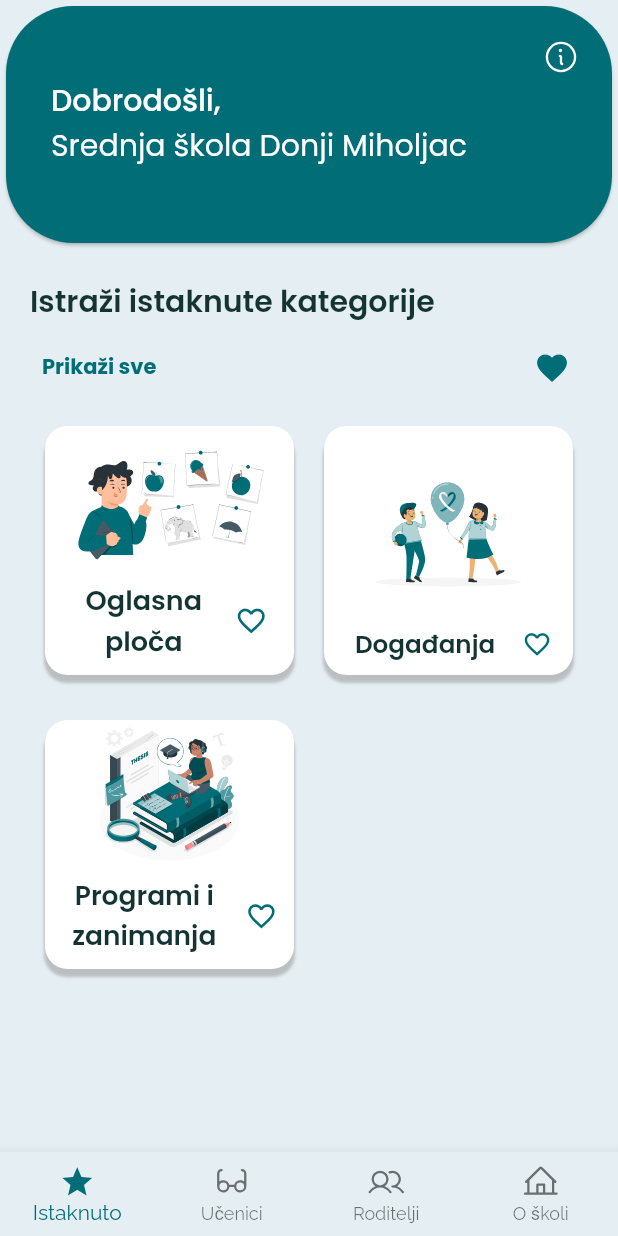
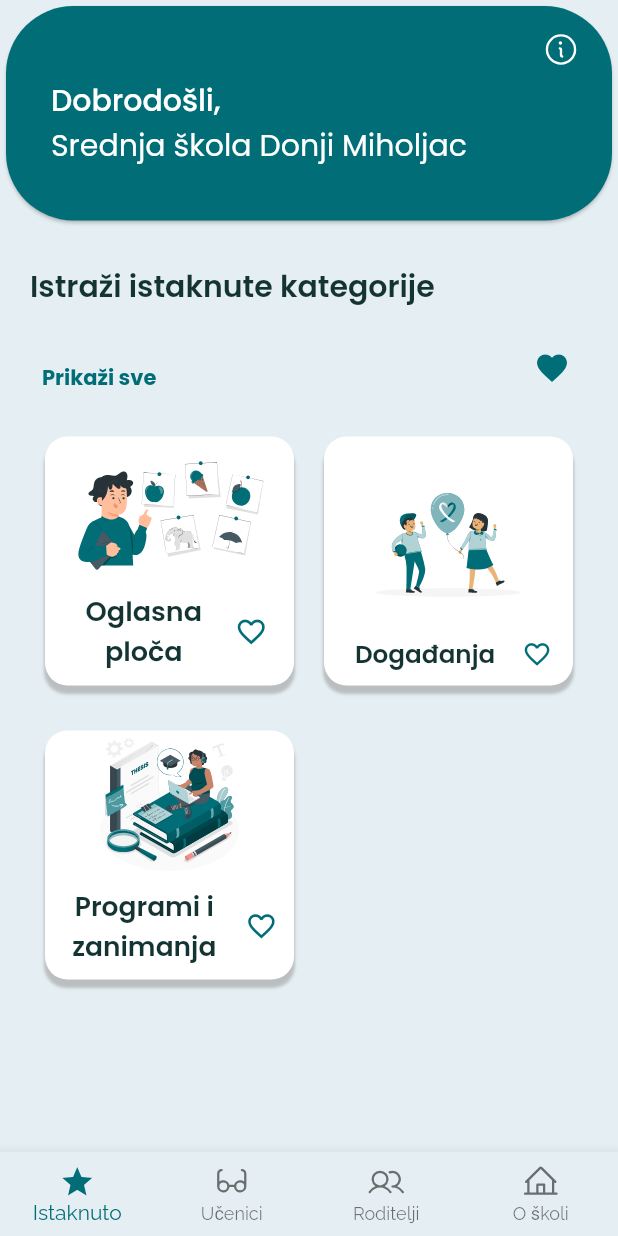
Before and after one commit to lovrodijanovic/SS-Donji-Miholjac, a Flutter app: the screen it shows after launch, on a phone screen of 412 x 824 dp. Run offline on Flutter 3.47's test engine with Material 2 defaults, Android fonts, the phone set to English and light mode, and no system bars; our stand-ins replace flutter_phosphor_icons, flutter_svg, google_fonts, hexcolor; missing offline and left inert: webfeed.

Commit message:
small fixes

```diff
--- a/lib/models/my_text_button.dart
+++ b/lib/models/my_text_button.dart
@@ -14,7 +14,7 @@ class MyTextButton extends StatelessWidget {
       child: Align(
         alignment: Alignment.centerLeft,
         child: Padding(
-          padding: EdgeInsets.only(left: 30),
+          padding: const EdgeInsets.only(left: 30),
           child: Text(
             title,
             style: GoogleFonts.getFont('Poppins', fontStyle: FontStyle.normal),
--- a/lib/models/project_buttons.dart
+++ b/lib/models/project_buttons.dart
@@ -10,7 +10,7 @@ class ProjectButton extends StatelessWidget {
   @override
   Widget build(BuildContext context) {
     return Container(
-      margin: const EdgeInsets.all(5),
+      margin: const EdgeInsets.all(10),
       child: ElevatedButton(
         style: ElevatedButton.styleFrom(
             primary: const Color.fromRGBO(0, 109, 119, 1)),
--- a/lib/models/routes.dart
+++ b/lib/models/routes.dart
@@ -29,12 +29,12 @@ var routes = {
   'events': (context) => const Events(),
   'projects': (context) => const Projects(),
   'studentAssociation': (context) => const StudentAssociation(),
-  'firstGrade': (context) => FirstGrade(),
+  'firstGrade': (context) => const FirstGrade(),
   'lastGrade': (context) => const LastGrade(),
   'notifications': (context) => const Notifications(),
   'informationAndContact': (context) => const InformationAndContact(),
   'library': (context) => Library(),
-  'favourites': (context) => Favourites(),
+  'favourites': (context) => const Favourites(),
   'allCategories': (context) => AllCategories(),
   'epas': (context) => const EpasSkola(),
   'eTwinning': (context) => const ETwinning(),
--- a/lib/projects/eTwinning.dart
+++ b/lib/projects/eTwinning.dart
@@ -37,7 +37,10 @@ To su iskusni eTwinneri koji pružaju pomoć i podršku novim i svim ostalim eTw
                 'https://www.etwinning.hr/hr/sadrzaj/o-nama/etwinningovi-ambasadori'),
             MyTextButton('eTwinning registracija',
                 'https://www.etwinning.net/hr/pub/index.htm'),
-            MyTextButton('eTwinning Hrvatska', 'https://www.etwinning.hr'),
+            Padding(
+              padding: const EdgeInsets.only(bottom: 20),
+              child: MyTextButton('eTwinning Hrvatska', 'https://www.etwinning.hr'),
+            ),
           ],
         ));
   }
--- a/lib/widgets/all_categories.dart
+++ b/lib/widgets/all_categories.dart
@@ -4,7 +4,6 @@ import 'package:hexcolor/hexcolor.dart';
 import 'package:ss_donji_miholjac/models/category_grid.dart';
 import '../models/functionality_screen.dart';
 import '../models/functionalites.dart';
-import '../models/functionality.dart';
 
 class AllCategories extends StatelessWidget {
   AllCategories({Key? key}) : super(key: key);
--- a/lib/widgets/favourites.dart
+++ b/lib/widgets/favourites.dart
@@ -5,6 +5,8 @@ import 'package:ss_donji_miholjac/models/category_grid.dart';
 import '../models/functionality_screen.dart';
 
 class Favourites extends StatelessWidget {
+  const Favourites({Key? key}) : super(key: key);
+
   @override
   Widget build(BuildContext context) {
     return FunctionalityScreen(
--- a/lib/widgets/selection_screen.dart
+++ b/lib/widgets/selection_screen.dart
@@ -23,7 +23,7 @@ class SelectionScreen extends StatelessWidget {
             alignment: WrapAlignment.spaceBetween,
             children: [
               Padding(
-                padding: const EdgeInsets.only(left: 20, top: 20, bottom: 5),
+                padding: const EdgeInsets.only(left: 20, top: 25, bottom: 15),
                 child: Align(
                     alignment: Alignment.centerLeft,
                     child: Text(gridTitle,
@@ -33,7 +33,7 @@ class SelectionScreen extends StatelessWidget {
                             fontStyle: FontStyle.normal))),
               ),
               Padding(
-                padding: const EdgeInsets.only(left: 20),
+                padding: const EdgeInsets.only(left: 20, top: 7),
                 child: TextButton(
                   onPressed: () {
                     Navigator.pushNamed(context, 'allCategories');
--- a/lib/widgets/top_search.dart
+++ b/lib/widgets/top_search.dart
@@ -19,7 +19,7 @@ class TopSearch extends StatelessWidget {
                 Align(
                   alignment: Alignment.centerRight,
                   child: IconButton(
-                    padding: const EdgeInsets.only(right: 20, top: 20),
+                    padding: const EdgeInsets.only(right: 20, top: 10),
                     onPressed: () {
                       Navigator.pushNamed(context, 'informationAndContact');
                     },
@@ -31,7 +31,7 @@ class TopSearch extends StatelessWidget {
                   ),
                 ),
                 Container(
-                  padding: const EdgeInsets.only(bottom: 50, left: 30),
+                  padding: const EdgeInsets.only(bottom: 35, left: 30),
                   child: Column(
                     children: [
                       Align(
```
Also changed, not shown: lib/app_functionalities/student_association.dart (+8 -5 lines), lib/models/parse_rss_to_list.dart (+18 -17 lines), 2 other files.
